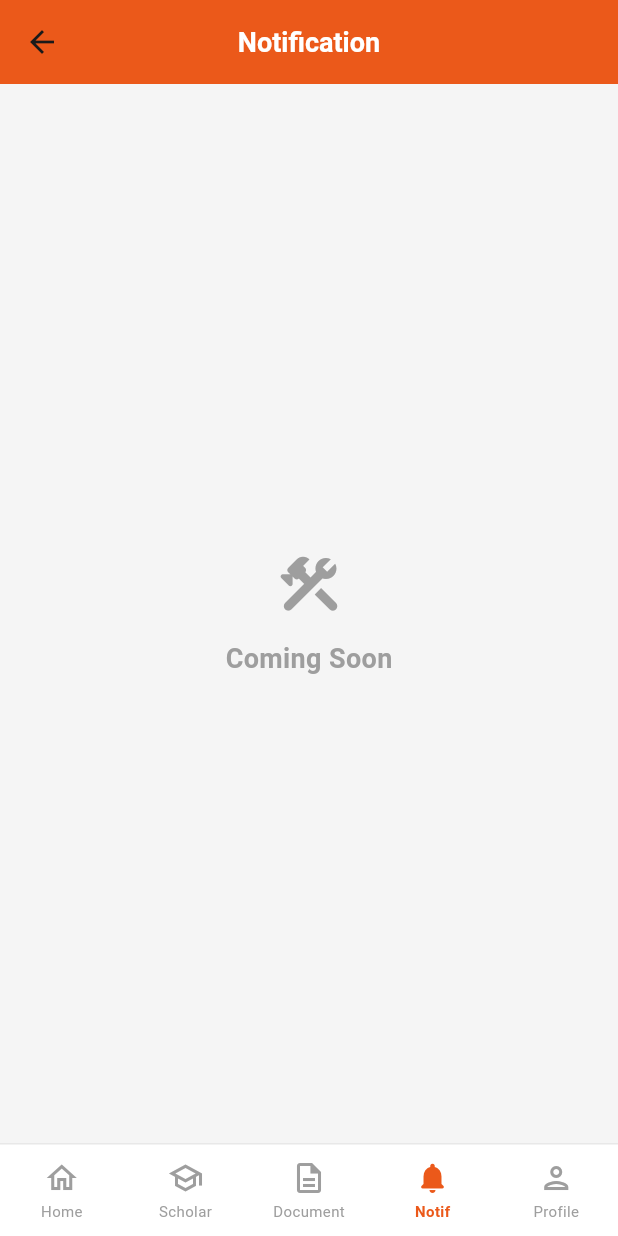
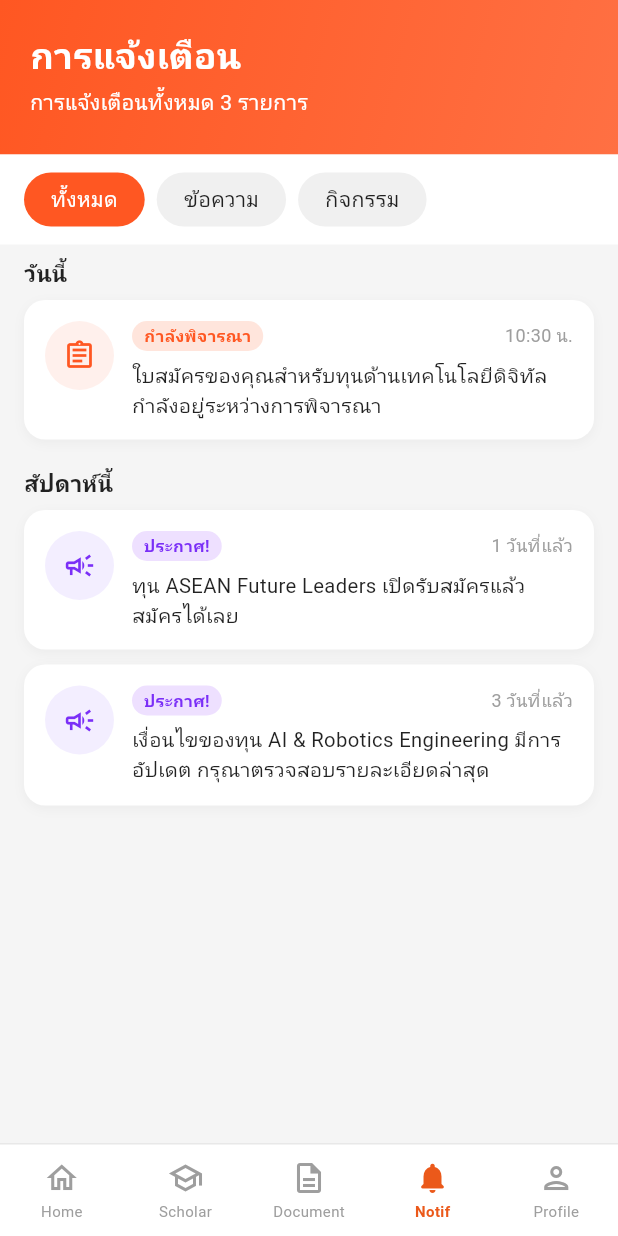
Before and after one commit to Wirakan/Scholarx_App, a Flutter app: the StudentHomeScreen screen opened by its route, item 4 of the bottom bar chosen, on a phone screen of 412 x 824 dp. Run offline on Flutter 3.47's test engine with Material 3 defaults, Android fonts, the phone set to English and light mode, and no system bars.

Commit message:
notification

```diff
--- /dev/null
+++ b/scholarx_app/lib/features/student/models/notification_model.dart
@@ -0,0 +1,19 @@
+enum NotificationType { status, announcement }
+
+class NotificationItem {
+  final String id;
+  final NotificationType type;
+  final String title;
+  final String? statusLabel;
+  final DateTime createdAt;
+  final bool isRead;
+
+  const NotificationItem({
+    required this.id,
+    required this.type,
+    required this.title,
+    this.statusLabel,
+    required this.createdAt,
+    this.isRead = false,
+  });
+}
--- a/scholarx_app/lib/features/student/screens/home/student_home_screen.dart
+++ b/scholarx_app/lib/features/student/screens/home/student_home_screen.dart
@@ -6,6 +6,7 @@ import '/features/components/student_card.dart';
 import '/features/student/models/student_model.dart';
 import '/features/student/screens/profile/student_profile_screen.dart';
 import '/features/student/screens/scholar/scholar_screen.dart';
+import '/features/student/screens/notification/notification_screen.dart';
 
 // features/student/screens/home/student_home_screen.dart
 // แก้ไขจากเดิม: เพิ่ม import ScholarScreen + เปลี่ยน _PlaceholderTab ของ Scholar + onTap ของ action card
@@ -63,7 +64,7 @@ class _StudentHomeScreenState extends State<StudentHomeScreen> {
           ),
           const ScholarScreen(), // ← เปลี่ยนจาก _PlaceholderTab เป็น ScholarScreen
           const _PlaceholderTab(label: 'Document'),
-          const _PlaceholderTab(label: 'Notification'),
+          const NotificationScreen(),
           StudentProfileScreen(student: _student),
         ],
       ),
--- /dev/null
+++ b/scholarx_app/lib/features/student/screens/notification/notification_screen.dart
@@ -0,0 +1,314 @@
+import 'package:flutter/material.dart';
+import 'package:scholarx_app/features/student/models/notification_model.dart';
+
+// ===== MOCK DATA (replace with API/provider) =====
+final List<NotificationItem> _mockNotifications = [
+  NotificationItem(
+    id: '1',
+    type: NotificationType.status,
+    title: 'ใบสมัครของคุณสำหรับทุนด้านเทคโนโลยีดิจิทัล กำลังอยู่ระหว่างการพิจารณา',
+    statusLabel: 'กำลังพิจารณา',
+    createdAt: DateTime.now(),
+  ),
+  NotificationItem(
+    id: '2',
+    type: NotificationType.announcement,
+    title: 'ทุน ASEAN Future Leaders เปิดรับสมัครแล้ว สมัครได้เลย',
+    createdAt: DateTime.now().subtract(const Duration(days: 1)),
+  ),
+  NotificationItem(
+    id: '3',
+    type: NotificationType.announcement,
+    title: 'เงื่อนไขของทุน AI & Robotics Engineering มีการอัปเดต กรุณาตรวจสอบรายละเอียดล่าสุด',
+    createdAt: DateTime.now().subtract(const Duration(days: 3)),
+  ),
+];
+
+// ===== SCREEN =====
+class NotificationScreen extends StatefulWidget {
+  const NotificationScreen({super.key});
+
+  @override
+  State<NotificationScreen> createState() => _NotificationScreenState();
+}
+
+class _NotificationScreenState extends State<NotificationScreen> {
+  int _selectedTab = 0;
+
+  List<NotificationItem> get _filtered {
+    if (_selectedTab == 1) {
+      return _mockNotifications
+          .where((n) => n.type == NotificationType.status)
+          .toList();
+    } else if (_selectedTab == 2) {
+      return _mockNotifications
+          .where((n) => n.type == NotificationType.announcement)
+          .toList();
+    }
+    return _mockNotifications;
+  }
+
+  Map<String, List<NotificationItem>> _grouped(List<NotificationItem> items) {
+    final now = DateTime.now();
+    final todayStart = DateTime(now.year, now.month, now.day);
+    final weekStart = todayStart.subtract(const Duration(days: 6));
+
+    final Map<String, List<NotificationItem>> grouped = {
+      'วันนี้': [],
+      'สัปดาห์นี้': [],
+      'เก่ากว่า': [],
+    };
+
+    for (final item in items) {
+      final d = item.createdAt;
+      if (d.isAfter(todayStart) || _isSameDay(d, todayStart)) {
+        grouped['วันนี้']!.add(item);
+      } else if (d.isAfter(weekStart)) {
+        grouped['สัปดาห์นี้']!.add(item);
+      } else {
+        grouped['เก่ากว่า']!.add(item);
+      }
+    }
+
+    grouped.removeWhere((key, value) => value.isEmpty);
+    return grouped;
+  }
+
+  bool _isSameDay(DateTime a, DateTime b) =>
+      a.year == b.year && a.month == b.month && a.day == b.day;
+
+  String _timeAgo(DateTime date) {
+    final now = DateTime.now();
+    final todayStart = DateTime(now.year, now.month, now.day);
+    final diff = now.difference(date);
+
+    if (date.isAfter(todayStart) || _isSameDay(date, todayStart)) {
+      final h = date.hour.toString().padLeft(2, '0');
+      final m = date.minute.toString().padLeft(2, '0');
+      return '$h:$m น.';
+    } else if (diff.inDays == 1) {
+      return '1 วันที่แล้ว';
+    } else if (diff.inDays < 7) {
+      return '${diff.inDays} วันที่แล้ว';
+    } else {
+      return '${(diff.inDays / 7).floor()} สัปดาห์ที่แล้ว';
+    }
+  }
+
+  @override
+  Widget build(BuildContext context) {
+    final grouped = _grouped(_filtered);
+    final totalCount = _mockNotifications.length;
+
+    return Scaffold(
+      backgroundColor: const Color(0xFFF5F5F5),
+      body: Column(
+        children: [
+          _buildHeader(totalCount),
+          _buildTabs(),
+          Expanded(
+            child: grouped.isEmpty
+                ? const Center(
+                    child: Text(
+                      'ไม่มีการแจ้งเตือน',
+                      style: TextStyle(color: Colors.grey),
+                    ),
+                  )
+                : ListView(
+                    padding: const EdgeInsets.symmetric(
+                        horizontal: 16, vertical: 8),
+                    children: [
+                      for (final entry in grouped.entries) ...[
+                        _buildGroupHeader(entry.key),
+                        const SizedBox(height: 8),
+                        for (final item in entry.value)
+                          _buildNotificationCard(item),
+                        const SizedBox(height: 8),
+                      ],
+                    ],
+                  ),
+          ),
+        ],
+      ),
+    );
+  }
+
+  Widget _buildHeader(int totalCount) {
+    return Container(
+      width: double.infinity,
+      decoration: const BoxDecoration(
+        gradient: LinearGradient(
+          colors: [Color(0xFFFF5722), Color(0xFFFF7043)],
+          begin: Alignment.topLeft,
+          end: Alignment.bottomRight,
+        ),
+      ),
+      padding: EdgeInsets.only(
+        top: MediaQuery.of(context).padding.top + 20,
+        left: 20,
+        right: 20,
+        bottom: 24,
+      ),
+      child: Column(
+        crossAxisAlignment: CrossAxisAlignment.start,
+        children: [
+          const Text(
+            'การแจ้งเตือน',
+            style: TextStyle(
+              color: Colors.white,
+              fontSize: 24,
+              fontWeight: FontWeight.bold,
+            ),
+          ),
+          const SizedBox(height: 4),
+          Text(
+            'การแจ้งเตือนทั้งหมด $totalCount รายการ',
+            style: const TextStyle(color: Colors.white, fontSize: 14),
+          ),
+        ],
+      ),
+    );
+  }
+
+  Widget _buildTabs() {
+    const labels = ['ทั้งหมด', 'ข้อความ', 'กิจกรรม'];
+    return Container(
+      color: Colors.white,
+      padding: const EdgeInsets.symmetric(horizontal: 16, vertical: 12),
+      child: Row(
+        children: List.generate(labels.length, (i) {
+          final selected = _selectedTab == i;
+          return GestureDetector(
+            onTap: () => setState(() => _selectedTab = i),
+            child: AnimatedContainer(
+              duration: const Duration(milliseconds: 200),
+              margin: const EdgeInsets.only(right: 8),
+              padding:
+                  const EdgeInsets.symmetric(horizontal: 18, vertical: 8),
+              decoration: BoxDecoration(
+                color: selected
+                    ? const Color(0xFFFF5722)
+                    : const Color(0xFFF0F0F0),
+                borderRadius: BorderRadius.circular(20),
+              ),
+              child: Text(
+                labels[i],
+                style: TextStyle(
+                  color: selected ? Colors.white : Colors.black87,
+                  fontWeight: FontWeight.w500,
+                  fontSize: 14,
+                ),
+              ),
+            ),
+          );
+        }),
+      ),
+    );
+  }
+
+  Widget _buildGroupHeader(String label) {
+    return Text(
+      label,
+      style: const TextStyle(
+        fontSize: 15,
+        fontWeight: FontWeight.bold,
+        color: Colors.black87,
+      ),
+    );
+  }
+
+  Widget _buildNotificationCard(NotificationItem item) {
+    final isStatus = item.type == NotificationType.status;
+
+    return Container(
+      margin: const EdgeInsets.only(bottom: 10),
+      padding: const EdgeInsets.all(14),
+      decoration: BoxDecoration(
+        color: Colors.white,
+        borderRadius: BorderRadius.circular(14),
+        boxShadow: [
+          BoxShadow(
+            color: Colors.black.withOpacity(0.04),
+            blurRadius: 6,
+            offset: const Offset(0, 2),
+          ),
+        ],
+      ),
+      child: Row(
+        crossAxisAlignment: CrossAxisAlignment.start,
+        children: [
+          Container(
+            width: 46,
+            height: 46,
+            decoration: BoxDecoration(
+              color: isStatus
+                  ? const Color(0xFFFFF0EC)
+                  : const Color(0xFFF3EEFF),
+              shape: BoxShape.circle,
+            ),
+            child: Icon(
+              isStatus
+                  ? Icons.assignment_outlined
+                  : Icons.campaign_outlined,
+              color: isStatus
+                  ? const Color(0xFFFF5722)
+                  : const Color(0xFF7B2FF7),
+              size: 22,
+            ),
+          ),
+          const SizedBox(width: 12),
+          Expanded(
+            child: Column(
+              crossAxisAlignment: CrossAxisAlignment.start,
+              children: [
+                Row(
+                  mainAxisAlignment: MainAxisAlignment.spaceBetween,
+                  children: [
+                    Container(
+                      padding: const EdgeInsets.symmetric(
+                          horizontal: 8, vertical: 2),
+                      decoration: BoxDecoration(
+                        color: isStatus
+                            ? const Color(0xFFFFE5DC)
+                            : const Color(0xFFEEE0FF),
+                        borderRadius: BorderRadius.circular(20),
+                      ),
+                      child: Text(
+                        isStatus
+                            ? (item.statusLabel ?? 'อัปเดตสถานะ')
+                            : 'ประกาศ!',
+                        style: TextStyle(
+                          fontSize: 11,
+                          fontWeight: FontWeight.w600,
+                          color: isStatus
+                              ? const Color(0xFFFF5722)
+                              : const Color(0xFF7B2FF7),
+                        ),
+                      ),
+                    ),
+                    Text(
+                      _timeAgo(item.createdAt),
+                      style: const TextStyle(
+                        fontSize: 12,
+                        color: Colors.grey,
+                      ),
+                    ),
+                  ],
+                ),
+                const SizedBox(height: 6),
+                Text(
+                  item.title,
+                  style: const TextStyle(
+                    fontSize: 13.5,
+                    color: Colors.black87,
+                    height: 1.4,
+                  ),
+                ),
+              ],
+            ),
+          ),
+        ],
+      ),
+    );
+  }
+}
--- a/scholarx_app/lib/features/student_routes.dart
+++ b/scholarx_app/lib/features/student_routes.dart
@@ -2,18 +2,20 @@ import 'package:flutter/material.dart';
 import '/screens/splash_screen.dart';
 import '/screens/login_screen.dart';
 import '/features/student/screens/home/student_home_screen.dart';
-
+import '/features/student/screens/notification/notification_screen.dart';
 
 class AppRoutes {
   static const String splashScreen = '/';
   static const String studentLogin = '/student/login';
   static const String studentHome = '/student/home';
+  static const String studentNotification = '/student/notification';
   static const String staffLogin = '/staff/login';
   static const String staffDashboard = '/staff/dashboard';
 
   static Map<String, WidgetBuilder> get routes => {
-    splashScreen: (_) => const SplashScreen(),
-    studentLogin: (_) => const LoginScreen(),
-    studentHome: (_) => const StudentHomeScreen(),
-  };
+        splashScreen: (_) => const SplashScreen(),
+        studentLogin: (_) => const LoginScreen(),
+        studentHome: (_) => const StudentHomeScreen(),
+        studentNotification: (_) => const NotificationScreen(),
+      };
 }
```
